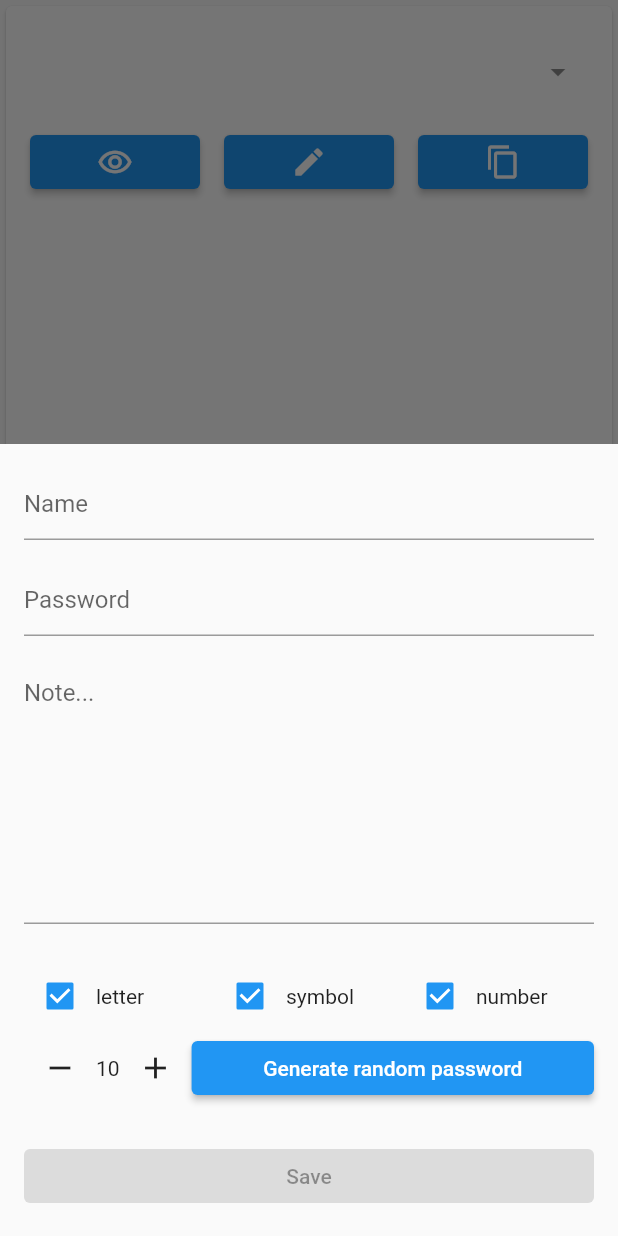
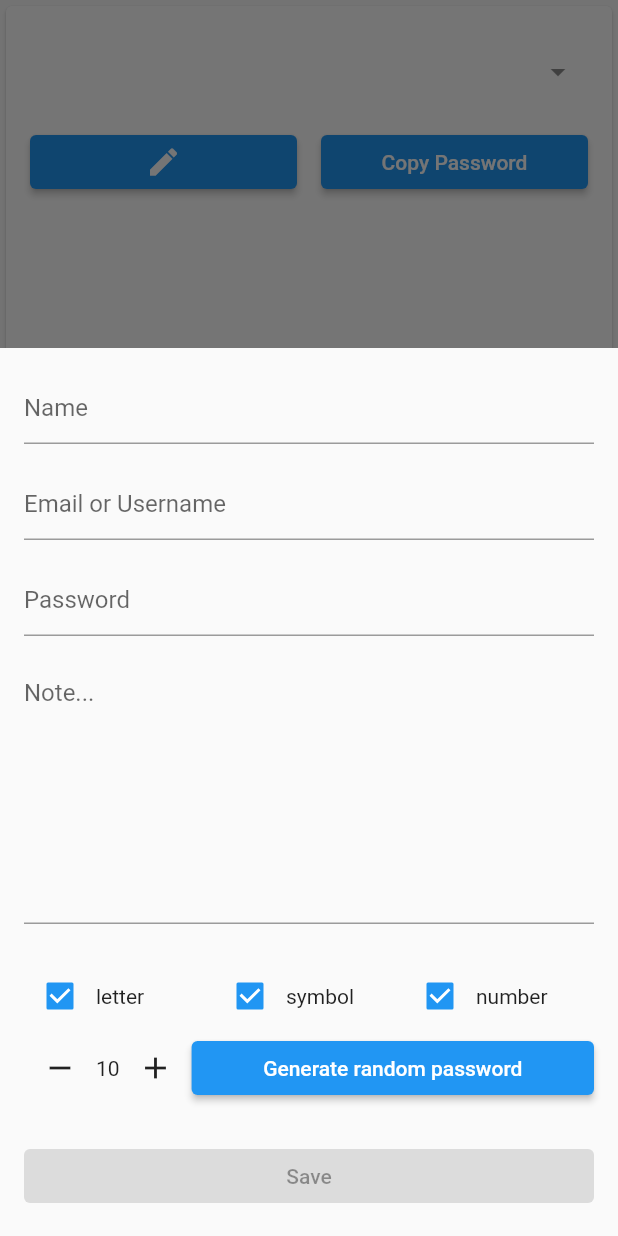
Before and after one commit to Harits19/my_password_app, a Flutter app: the PasswordView widget shown alone on an empty page, opened directly with empty values, after a tap on the "edit" icon, on a phone screen of 412 x 824 dp. Run offline on Flutter 3.47's test engine with Material 2 defaults, Android fonts, the phone set to English and light mode, and no system bars; our stand-ins replace file_picker, flutter_riverpod, local_auth, share_plus, shared_preferences; missing offline and left inert: encrypt; accounts and stored records are empty.

Commit message:
implement email

```diff
--- a/lib/models/password_model.dart
+++ b/lib/models/password_model.dart
@@ -1,6 +1,7 @@
 import 'package:flutter/material.dart';
 
 class PasswordModel {
+  final String? email;
   final String? name;
   final String? password;
   final String? note;
@@ -11,13 +12,15 @@ class PasswordModel {
     required this.name,
     required this.password,
     this.note,
+    this.email,
   }) : this.id = id ?? UniqueKey().toString();
 
   PasswordModel.fromJson(Map<String, dynamic> json)
       : name = json['name'],
         password = json['password'],
         id = json['id'],
-        note = json['note'];
+        note = json['note'],
+        email = json['email'];
 
   Map<String, dynamic> toJson() {
     final Map<String, dynamic> data = new Map<String, dynamic>();
@@ -25,6 +28,7 @@ class PasswordModel {
     data['password'] = this.password;
     data['id'] = this.id;
     data['note'] = this.note;
+    data['email'] = this.email;
     return data;
   }
 
--- a/lib/ui/pages/home/views/password_view.dart
+++ b/lib/ui/pages/home/views/password_view.dart
@@ -73,8 +73,23 @@ class _PasswordViewState extends ConsumerState<PasswordView> {
                 trailing: Icon(isExpanded
                     ? Icons.arrow_drop_down_circle
                     : Icons.arrow_drop_down),
-                title: Text(
-                  passwordModel.name ?? "",
+                title: Column(
+                  crossAxisAlignment: CrossAxisAlignment.stretch,
+                  children: [
+                    Text(
+                      passwordModel.name ?? "",
+                      style: TextStyle(
+                        fontWeight: FontWeight.w900,
+                      ),
+                    ),
+                    if (passwordModel.email.isNotNullEmpty) ...[
+                      SpaceWidget.verti8,
+                      Text(
+                        passwordModel.email ?? "",
+                      ),
+                    ],
+                    SpaceWidget.verti8,
+                  ],
                 ),
                 subtitle: Text(
                   isObscure
@@ -89,18 +104,6 @@ class _PasswordViewState extends ConsumerState<PasswordView> {
                 ),
               PasswordFooterView(
                 children: [
-                  Expanded(
-                    child: ElevatedButton(
-                      child: Icon(isObscure
-                          ? Icons.remove_red_eye_outlined
-                          : Icons.remove_red_eye),
-                      onPressed: () {
-                        isObscure = !isObscure;
-                        setState(() {});
-                      },
-                    ),
-                  ),
-                  SpaceWidget.hori16,
                   Expanded(
                     child: ElevatedButton(
                       child: Icon(Icons.edit),
@@ -123,18 +126,40 @@ class _PasswordViewState extends ConsumerState<PasswordView> {
                   SpaceWidget.hori16,
                   Expanded(
                     child: ElevatedButton(
-                      child: Icon(Icons.copy),
+                      child: Text(
+                        'Copy Password',
+                        textAlign: TextAlign.center,
+                      ),
                       onPressed: () {
                         FlutterClipboard.copy(passwordModel.password ?? "")
                             .then(
                           (value) => SnackBarWidget.show(
                             context,
-                            'Success Copy',
+                            'Success Copy Password',
                           ),
                         );
                       },
                     ),
-                  )
+                  ),
+                  if (passwordModel.email.isNotNullEmpty) ...[
+                    SpaceWidget.hori16,
+                    Expanded(
+                      child: ElevatedButton(
+                        child: Text(
+                          'Copy Email',
+                          textAlign: TextAlign.center,
+                        ),
+                        onPressed: () {
+                          FlutterClipboard.copy(passwordModel.email ?? "").then(
+                            (value) => SnackBarWidget.show(
+                              context,
+                              'Success Copy Email',
+                            ),
+                          );
+                        },
+                      ),
+                    ),
+                  ],
                 ],
               ),
             ],
--- a/lib/ui/widgets/modal_password_widget.dart
+++ b/lib/ui/widgets/modal_password_widget.dart
@@ -50,6 +50,9 @@ class _ModalPasswordWidgetState extends State<ModalPasswordWidget> {
   late final passwordController = TextEditingController(
     text: passwordModel?.password,
   );
+  late final emailController = TextEditingController(
+    text: passwordModel?.email,
+  );
 
   late final noteController = TextEditingController(text: passwordModel?.note);
 
@@ -74,6 +77,9 @@ class _ModalPasswordWidgetState extends State<ModalPasswordWidget> {
     ].any(
       (element) => element.text.isNullEmpty,
     );
+    final onChanged = (String val) {
+      setState(() {});
+    };
 
     return SingleChildScrollView(
       padding: MediaQuery.of(context).viewInsets + EdgeInsets.all(KSize.s16),
@@ -86,19 +92,22 @@ class _ModalPasswordWidgetState extends State<ModalPasswordWidget> {
             decoration: InputDecoration(
               hintText: "Name",
             ),
-            onChanged: (val) {
-              setState(() {});
-            },
+            onChanged: onChanged,
+          ),
+          SpaceWidget.verti16,
+          TextField(
+            controller: emailController,
+            decoration: InputDecoration(
+              hintText: "Email or Username",
+            ),
           ),
           SpaceWidget.verti16,
           TextField(
             controller: passwordController,
+            onChanged: onChanged,
             decoration: InputDecoration(
               hintText: "Password",
             ),
-            onChanged: (val) {
-              setState(() {});
-            },
           ),
           SpaceWidget.verti16,
           TextField(
@@ -181,6 +190,7 @@ class _ModalPasswordWidgetState extends State<ModalPasswordWidget> {
                         name: nameController.text,
                         password: passwordController.text,
                         note: noteController.text,
+                        email: emailController.text,
                       ),
                     );
                   },
```
